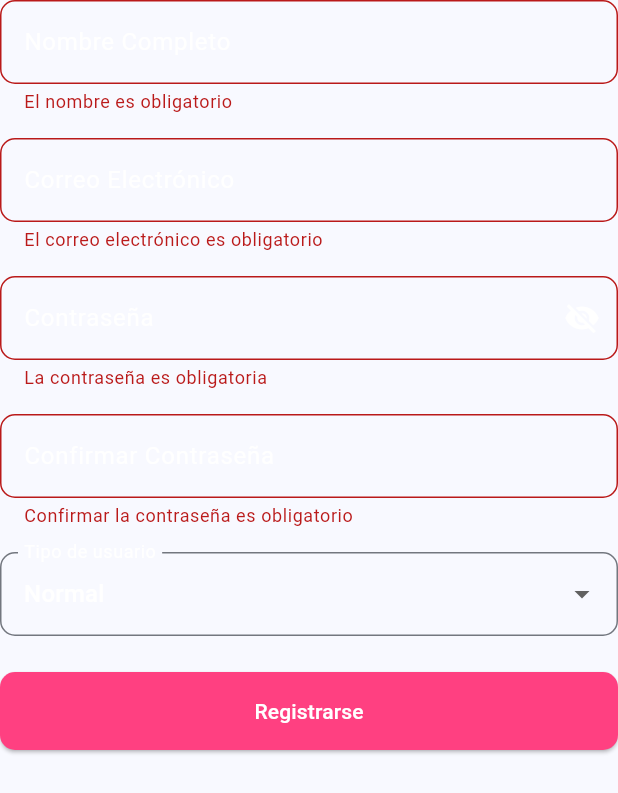
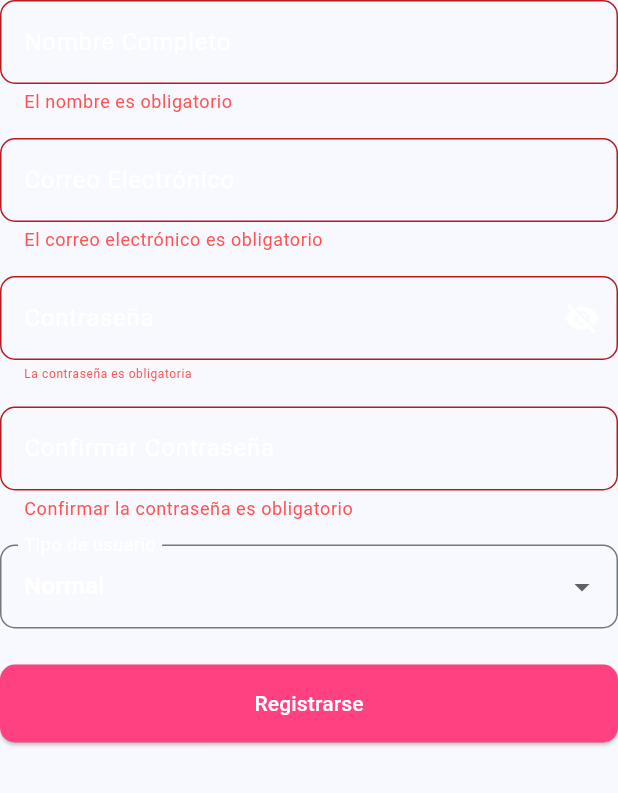
Before and after one commit to AntonioGarcia12/eventifyFlutterGrupo2, a Flutter app: the RegistrarService widget shown alone on an empty page, opened directly, after a tap on "Registrarse", on a phone screen of 412 x 824 dp. Shown: the top 793 px of the screen. Run offline on Flutter 3.47's test engine with Material 3 defaults, Android fonts, the phone set to English and light mode, and no system bars; our stand-ins replace flutter_riverpod, flutter_slidable, flutter_spinkit, go_router, shared_preferences; accounts and stored records are empty; network calls fail.

Commit message:
Creada clases services.dart,screen.dart, mejoras en varias clases y añadido información al archivo README.md

```diff
--- a/lib/config/theme/app_theme.dart
+++ b/lib/config/theme/app_theme.dart
@@ -13,20 +13,16 @@ const colorLists = <Color>[
 
 class AppTheme {
   final int selectedColor;
-  final bool DarkMode;
+  final bool darkMode;
 
-  AppTheme({this.selectedColor = 0, this.DarkMode = false})
+  AppTheme({this.selectedColor = 0, this.darkMode = false})
       : assert(selectedColor >= 0, 'Selected color must be greater then 0'),
         assert(selectedColor < colorLists.length,
             'Selected color must be lees or equal than ${colorLists.length - 1}');
 
   ThemeData getTheme() => ThemeData(
       useMaterial3: true,
-      brightness: DarkMode ? Brightness.dark : Brightness.light,
+      brightness: darkMode ? Brightness.dark : Brightness.light,
       colorSchemeSeed: colorLists[selectedColor],
       appBarTheme: const AppBarTheme(centerTitle: true));
-
-  AppTheme copyWith({int? selectedColor, bool? DarkMode}) => AppTheme(
-      selectedColor: selectedColor ?? this.selectedColor,
-      DarkMode: DarkMode ?? this.DarkMode);
 }
--- a/lib/infraestructuras/models/usuario.dart
+++ b/lib/infraestructuras/models/usuario.dart
@@ -2,12 +2,10 @@ class Usuario {
   int id;
   String name;
   String email;
-  bool isActive;
 
   Usuario({
     required this.id,
     required this.name,
     required this.email,
-    required this.isActive,
   });
 }
--- a/lib/presentacion/screens/login_screen.dart
+++ b/lib/presentacion/screens/login_screen.dart
@@ -1,4 +1,4 @@
-import 'package:eventify/presentacion/services/login_service.dart';
+import 'package:eventify/presentacion/services/services.dart';
 import 'package:flutter/material.dart';
 import 'package:flutter_spinkit/flutter_spinkit.dart';
 
--- a/lib/presentacion/screens/register_screen.dart
+++ b/lib/presentacion/screens/register_screen.dart
@@ -1,4 +1,4 @@
-import 'package:eventify/presentacion/services/registrar_service.dart';
+import 'package:eventify/presentacion/services/services.dart';
 import 'package:flutter/material.dart';
 import 'package:flutter_spinkit/flutter_spinkit.dart';
 
@@ -50,8 +50,8 @@ class _RegisterScreenState extends State<RegisterScreen> {
                     fit: BoxFit.contain,
                   ),
                   const SizedBox(height: 32),
-                  Padding(
-                    padding: const EdgeInsets.symmetric(horizontal: 32.0),
+                  const Padding(
+                    padding: EdgeInsets.symmetric(horizontal: 32.0),
                     child: RegistrarService(),
                   ),
                   const SizedBox(height: 16),
--- /dev/null
+++ b/lib/presentacion/screens/screens.dart
@@ -0,0 +1,6 @@
+export 'package:eventify/presentacion/screens/administrador_screen.dart';
+export 'package:eventify/presentacion/screens/editar_screen.dart';
+export 'package:eventify/presentacion/screens/login_screen.dart';
+export 'package:eventify/presentacion/screens/normal_screen.dart';
+export 'package:eventify/presentacion/screens/organizador_screen.dart';
+export 'package:eventify/presentacion/screens/register_screen.dart';
--- a/lib/presentacion/services/desactivar_services.dart
+++ b/lib/presentacion/services/desactivar_services.dart
@@ -1,4 +1,3 @@
-import 'package:eventify/presentacion/providers/user_provider.dart';
 import 'package:flutter/material.dart';
 import 'package:flutter_riverpod/flutter_riverpod.dart';
 import 'package:http/http.dart' as http;
@@ -28,7 +27,7 @@ class DesactivarServices {
     );
 
     if (confirmDeactivate != true) {
-      return; // El usuario canceló la desactivación
+      return;
     }
 
     try {
@@ -68,9 +67,6 @@ class DesactivarServices {
       );
 
       if (response.statusCode == 200) {
-        // Actualizar el estado del usuario en el proveedor
-        ref.read(userProvider).actualizarEstadoUsuario(userId, false);
-
         await showDialog(
           context: context,
           builder: (context) => AlertDialog(
--- a/lib/presentacion/services/editar_services.dart
+++ b/lib/presentacion/services/editar_services.dart
@@ -9,7 +9,6 @@ class EditarServices {
 
   EditarServices(this.ref);
 
-  // Método para cargar el usuario
   Map<String, String> cargarUsuario(int userId) {
     final usuario =
         ref.read(userProvider).usuarios.firstWhere((u) => u.id == userId);
@@ -17,11 +16,10 @@ class EditarServices {
     return {
       'nombre': usuario.name,
       'correo': usuario.email,
-      'rol': usuario.isActive ? 'organizador' : 'normal',
+      'rol': 'normal',
     };
   }
 
-  // Método para guardar los cambios
   Future<bool> guardarCambios({
     required int userId,
     required String nombre,
@@ -37,7 +35,6 @@ class EditarServices {
       final url =
           Uri.parse('https://eventify.allsites.es/public/api/updateUser');
 
-      // Solo enviar el nombre en el body
       Map<String, String> body = {
         'id': userId.toString(),
         'name': nombre,
--- a/lib/presentacion/services/eliminar_services.dart
+++ b/lib/presentacion/services/eliminar_services.dart
@@ -29,7 +29,7 @@ class EliminarServices {
     );
 
     if (confirmDelete != true) {
-      return; // El usuario canceló la eliminación
+      return;
     }
 
     try {
@@ -57,7 +57,6 @@ class EliminarServices {
       );
 
       if (response.statusCode == 200) {
-        // Actualizar el estado del usuario en el proveedor
         ref.read(userProvider).eliminarUsuario(userId);
 
         ScaffoldMessenger.of(context).showSnackBar(
--- a/lib/presentacion/services/registrar_service.dart
+++ b/lib/presentacion/services/registrar_service.dart
@@ -18,7 +18,6 @@ class RegisterServiceFormState extends State<RegistrarService> {
   String userType = 'u';
   bool _passwordVisible = false;
 
-  // Variables para almacenar mensajes de error
   String? _nameError;
   String? _emailError;
   String? _passwordError;
@@ -31,12 +30,17 @@ class RegisterServiceFormState extends State<RegistrarService> {
     String password = _passwordController.text.trim();
     String confirmPassword = _confirmPasswordController.text.trim();
 
+    final passwordPattern = RegExp(r'^(?=.*[A-Z])(?=.*\d).+$');
+
     setState(() {
-      // Validación local de los campos y actualización de mensajes de error
       _nameError = name.isEmpty ? 'El nombre es obligatorio' : null;
       _emailError =
           email.isEmpty ? 'El correo electrónico es obligatorio' : null;
-      _passwordError = password.isEmpty ? 'La contraseña es obligatoria' : null;
+      _passwordError = password.isEmpty
+          ? 'La contraseña es obligatoria'
+          : (!passwordPattern.hasMatch(password)
+              ? 'La contraseña debe contener al menos un número y una letra mayúscula'
+              : null);
       _confirmPasswordError = confirmPassword.isEmpty
           ? 'Confirmar la contraseña es obligatorio'
           : null;
@@ -50,7 +54,6 @@ class RegisterServiceFormState extends State<RegistrarService> {
       }
     });
 
-    // Si hay algún error, no continuar con el registro
     if (_nameError != null ||
         _emailError != null ||
         _passwordError != null ||
@@ -76,10 +79,8 @@ class RegisterServiceFormState extends State<RegistrarService> {
         }),
       );
 
-      // Parsear la respuesta
       final responseData = jsonDecode(response.body);
 
-      // Manejar la respuesta en función del código de estado
       if (response.statusCode == 200 || response.statusCode == 201) {
         if (responseData['success'] == true) {
           showDialog(
@@ -103,12 +104,10 @@ class RegisterServiceFormState extends State<RegistrarService> {
           _showErrorDialog('Error', errorMessage);
         }
       } else if (response.statusCode == 400) {
-        // El servidor devuelve un 400 para errores de validación
         String errorMessage = responseData.containsKey('message')
             ? responseData['message']
             : 'Error desconocido';
 
-        // Revisar si hay errores detallados
         if (responseData.containsKey('data')) {
           Map<String, dynamic> errors = responseData['data'];
           List<String> errorMessages = [];
@@ -158,6 +157,9 @@ class RegisterServiceFormState extends State<RegistrarService> {
               borderRadius: BorderRadius.circular(10.0),
             ),
             errorText: _nameError,
+            errorStyle: const TextStyle(
+              color: Colors.redAccent,
+            ),
           ),
           style: const TextStyle(color: Colors.white),
         ),
@@ -172,6 +174,9 @@ class RegisterServiceFormState extends State<RegistrarService> {
               borderRadius: BorderRadius.circular(10.0),
             ),
             errorText: _emailError,
+            errorStyle: const TextStyle(
+              color: Colors.redAccent,
+            ),
           ),
           style: const TextStyle(color: Colors.white),
         ),
@@ -197,6 +202,10 @@ class RegisterServiceFormState extends State<RegistrarService> {
               },
             ),
             errorText: _passwordError,
+            errorStyle: const TextStyle(
+              color: Colors.redAccent,
+              fontSize: 8.0,
+            ),
           ),
           style: const TextStyle(color: Colors.white),
         ),
@@ -211,6 +220,9 @@ class RegisterServiceFormState extends State<RegistrarService> {
               borderRadius: BorderRadius.circular(10.0),
             ),
             errorText: _confirmPasswordError,
+            errorStyle: const TextStyle(
+              color: Colors.redAccent,
+            ),
           ),
           style: const TextStyle(color: Colors.white),
         ),
@@ -246,6 +258,9 @@ class RegisterServiceFormState extends State<RegistrarService> {
               borderRadius: BorderRadius.circular(10.0),
             ),
             errorText: _userTypeError,
+            errorStyle: const TextStyle(
+              color: Colors.redAccent,
+            ),
           ),
         ),
         const SizedBox(height: 24),
--- /dev/null
+++ b/lib/presentacion/services/services.dart
@@ -0,0 +1,6 @@
+export 'package:eventify/presentacion/services/activar_services.dart';
+export 'package:eventify/presentacion/services/desactivar_services.dart';
+export 'package:eventify/presentacion/services/editar_services.dart';
+export 'package:eventify/presentacion/services/eliminar_services.dart';
+export 'package:eventify/presentacion/services/login_service.dart';
+export 'package:eventify/presentacion/services/registrar_service.dart';
```
Also changed, not shown: lib/config/theme/router/app_router.dart (+2 -6 lines), lib/presentacion/providers/user_provider.dart (+1 -15 lines), lib/presentacion/screens/administrador_screen.dart (+1 -6 lines), lib/presentacion/screens/editar_screen.dart (+7 -9 lines), lib/presentacion/services/activar_services.dart (+3 -8 lines), lib/presentacion/services/login_service.dart (+12 -15 lines), 1 other file.
